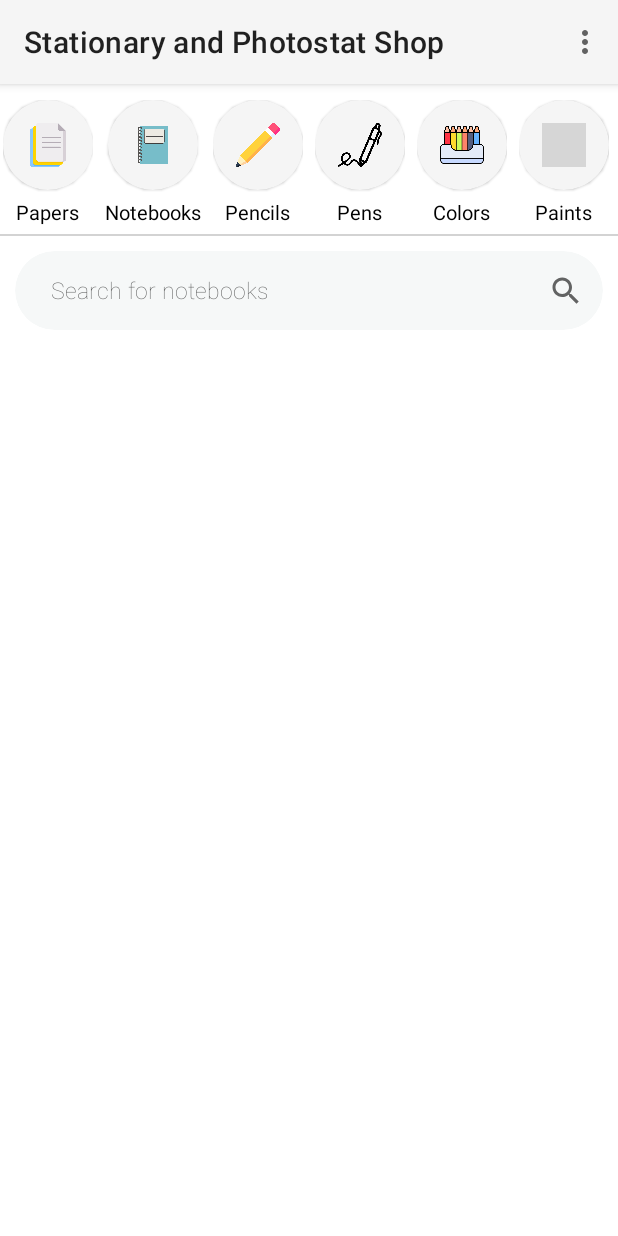
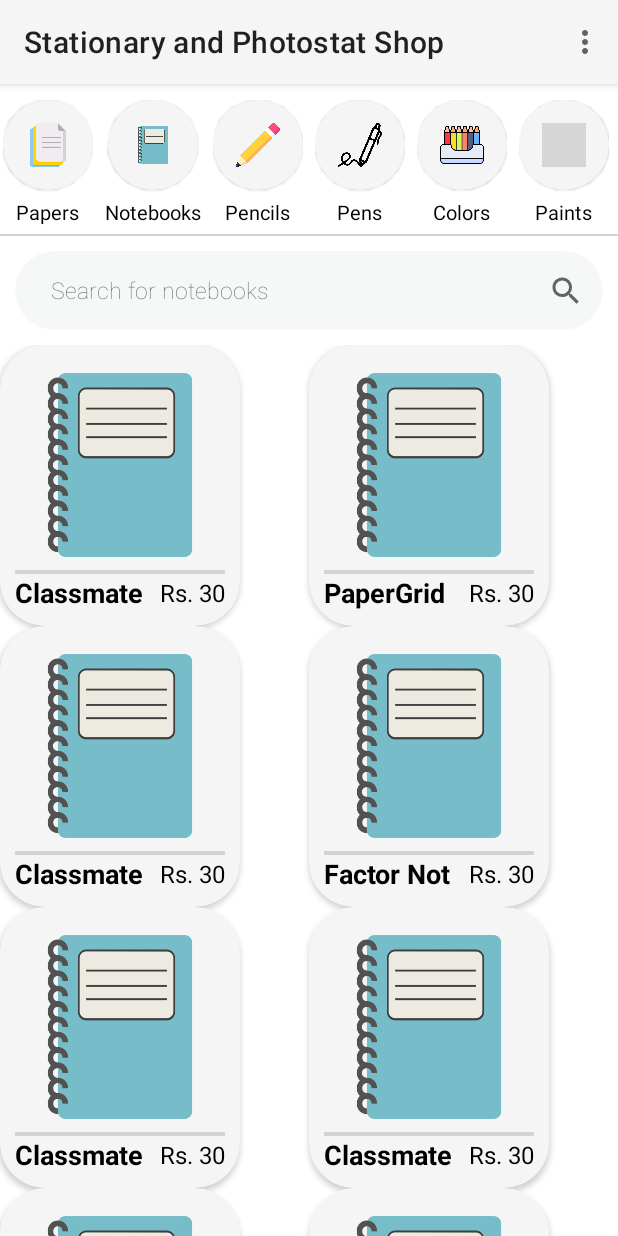
Before and after one commit to iamvs-2002/LNMIIT_Shopping_Complex, an Android app: the StationaryShop screen opened directly, with no data from a screen before it, after a tap on "Notebooks", on a phone screen of 412 x 824 dp. Run offline under Robolectric (Android 15) with nearby library versions, the phone set to English and light mode, and no system bars; 1 other tap on this screen came first; grey boxes are pictures that could not be loaded.

Commit message:
Bugs improved

```diff
--- a/app/src/main/AndroidManifest.xml
+++ b/app/src/main/AndroidManifest.xml
@@ -1,6 +1,6 @@
 <?xml version="1.0" encoding="utf-8"?>
 <manifest xmlns:android="http://schemas.android.com/apk/res/android"
-    package="com.example.lnmiitshoppingcomplex">
+    package="com.example.lnmiitshoppingcomplex" >
 
     <application
         android:allowBackup="true"
@@ -8,7 +8,7 @@
         android:label="@string/app_name"
         android:roundIcon="@drawable/stationaryb"
         android:supportsRtl="true"
-        android:theme="@style/Theme.LNMIITShoppingComplex">
+        android:theme="@style/Theme.LNMIITShoppingComplex" >
         <activity
             android:name=".Shops.StationaryShop.Menu.ManageEmployees"
             android:exported="false" />
@@ -29,7 +29,7 @@
             android:exported="false" />
         <activity
             android:name=".Startup.SplashActivity"
-            android:exported="true">
+            android:exported="true" >
             <intent-filter>
                 <action android:name="android.intent.action.MAIN" />
 
--- a/app/src/main/java/com/example/lnmiitshoppingcomplex/Shops/StationaryShop/Category/CategoryAdapter.java
+++ b/app/src/main/java/com/example/lnmiitshoppingcomplex/Shops/StationaryShop/Category/CategoryAdapter.java
@@ -15,35 +15,50 @@
 
 import java.util.List;
 
-public class CategoryAdapter extends RecyclerView.Adapter<CategoryAdapter.MyViewHolder> {
+public class CategoryAdapter extends RecyclerView.Adapter<CategoryAdapter.ViewHolder> {
+    private Context context;
     private List<CategoryModel> categoryList;
-    private Context context;
-    private ItemClickListener mItemClickListener;
-    class MyViewHolder extends RecyclerView.ViewHolder {
-        TextView name;
-        ImageView image;
-        MyViewHolder(View view) {
-            super(view);
-            name = view.findViewById(R.id.c_name);
-            image = view.findViewById(R.id.c_img);
-        }
+
+    // Click listener object created for recycler view item click
+    private CategoryAdapter.onRecyclerViewItemClickListener itemListener;
+
+    // Interface to perform action for click on item in recycler view
+    public interface onRecyclerViewItemClickListener {
+        void onItemClick(int position);
     }
+
+    public void setOnItemClickListener(CategoryAdapter.onRecyclerViewItemClickListener itemListener) {
+        this.itemListener=itemListener;
+    }
+
     public CategoryAdapter(Context context, List<CategoryModel> categoryList) {
         this.context = context;
         this.categoryList = categoryList;
     }
+
+    public static class ViewHolder extends RecyclerView.ViewHolder {
+        TextView name;
+        ImageView image;
+
+        public ViewHolder(@NonNull View itemView) {
+            super(itemView);
+            this.name = itemView.findViewById(R.id.c_name);
+            this.image = itemView.findViewById(R.id.c_img);
+        }
+    }
+
     @NonNull
     @Override
-    public MyViewHolder onCreateViewHolder(ViewGroup parent, int viewType) {
-        View itemView = LayoutInflater.from(parent.getContext()).inflate(R.layout.category_item, parent, false);
-        return new MyViewHolder(itemView);
+    public CategoryAdapter.ViewHolder onCreateViewHolder(@NonNull ViewGroup parent, int viewType) {
+        View view = LayoutInflater.from(parent.getContext()).inflate(R.layout.category_item,parent,false);
+
+        CategoryAdapter.ViewHolder viewHolder = new CategoryAdapter.ViewHolder(view);
+
+        return viewHolder;
     }
 
-    public void addItemClickListener(ItemClickListener listener) {
-        mItemClickListener = listener;
-    }
     @Override
-    public void onBindViewHolder(MyViewHolder holder, @SuppressLint("RecyclerView") int position) {
+    public void onBindViewHolder(CategoryAdapter.ViewHolder holder, @SuppressLint("RecyclerView") int position) {
         CategoryModel c = categoryList.get(position);
         holder.name.setText(c.getName());
         holder.image.setImageResource(c.getUrl());
@@ -51,18 +66,13 @@
         holder.itemView.setOnClickListener(new View.OnClickListener() {
             @Override
             public void onClick(View view) {
-                if (mItemClickListener != null) {
-                    mItemClickListener.onItemClick(position);
-                }
+                itemListener.onItemClick(position);
             }
         });
     }
+
     @Override
     public int getItemCount() {
         return categoryList.size();
     }
-
-    public interface ItemClickListener {
-        void onItemClick(int position);
-    }
 }
--- a/app/src/main/java/com/example/lnmiitshoppingcomplex/Shops/StationaryShop/Item/ItemAdapter.java
+++ b/app/src/main/java/com/example/lnmiitshoppingcomplex/Shops/StationaryShop/Item/ItemAdapter.java
@@ -2,19 +2,16 @@
 
 import android.annotation.SuppressLint;
 import android.content.Context;
-import android.media.Image;
 import android.util.Log;
 import android.view.LayoutInflater;
 import android.view.View;
 import android.view.ViewGroup;
-import android.widget.Button;
 import android.widget.ImageButton;
 import android.widget.ImageView;
 import android.widget.LinearLayout;
 import android.widget.TextView;
 
 import androidx.annotation.NonNull;
-import androidx.cardview.widget.CardView;
 import androidx.recyclerview.widget.RecyclerView;
 
 import com.example.lnmiitshoppingcomplex.R;
@@ -26,18 +23,6 @@
     boolean isShopkeeper;
     boolean isEmployee;
     private List<ItemModel> items;
-
-    // Click listener object created for recycler view item click
-    private onRecyclerViewItemClickListener itemListener;
-
-    // Interface to perform action for click on item in recycler view
-    public interface onRecyclerViewItemClickListener {
-        void onItemClick(int position);
-    }
-
-    public void setOnItemClickListener(onRecyclerViewItemClickListener itemListener) {
-        this.itemListener=itemListener;
-    }
 
     /*
      * Provide a reference to the type of views that you are using
@@ -52,9 +37,7 @@
         ImageButton decreaseQuantity, increaseQuantity;
 
         public ViewHolder(@NonNull View itemView) {
-
             super(itemView);
-            Log.d("Mytag","Hello1");
             this.itemName=(TextView) itemView.findViewById(R.id.citem_name);
             this.itemPrice=(TextView) itemView.findViewById(R.id.citem_price);
             this.itemQuantity=(TextView) itemView.findViewById(R.id.citem_quantity);
@@ -66,26 +49,28 @@
     }
 
     public ItemAdapter(Context context, List<ItemModel> items, boolean isShopkeeper, boolean isEmployee) {
-        Log.d("Mytag","Hello4");
         this.context=context;
         this.items=items;
         this.isShopkeeper=isShopkeeper;
         this.isEmployee=isEmployee;
     }
 
+    public void setItems(List<ItemModel> items) {
+        this.items = items;
+    }
+
     @NonNull
     @Override
-    public ViewHolder onCreateViewHolder(@NonNull ViewGroup parent, int viewType) {
-        Log.d("Mytag","Hello5");
+    public ItemAdapter.ViewHolder onCreateViewHolder(@NonNull ViewGroup parent, int viewType) {
         View view = LayoutInflater.from(parent.getContext()).inflate(R.layout.shop_item,parent,false);
 
-        ViewHolder viewHolder = new ViewHolder(view);
+        ItemAdapter.ViewHolder viewHolder = new ItemAdapter.ViewHolder(view);
 
         return viewHolder;
     }
 
     @Override
-    public void onBindViewHolder(@NonNull ViewHolder holder, @SuppressLint("RecyclerView") int position) {
+    public void onBindViewHolder(@NonNull ItemAdapter.ViewHolder holder, @SuppressLint("RecyclerView") int position) {
         TextView itemName=holder.itemName;
         TextView itemPrice=holder.itemPrice;
         TextView itemQuantity=holder.itemQuantity;
@@ -97,13 +82,11 @@
         ItemModel item = items.get(position);
 
         itemName.setText(item.getName());
-        itemPrice.setText(item.getPrice());
-        itemQuantity.setText(item.getQuantity());
+        itemPrice.setText(String.valueOf(item.getPrice()));
+        itemQuantity.setText(String.valueOf(item.getQuantity()));
         itemImage.setImageResource(R.drawable.notebooks);
         // change using Glide
-        itemQuantity.setText(item.getQuantity());
-
-        Log.d("Mytag","Hello2");
+        itemQuantity.setText(String.valueOf(item.getQuantity()));
 
         if(isShopkeeper)
             quantity.setVisibility(View.VISIBLE);
@@ -114,21 +97,14 @@
             @Override
             public void onClick(View view) {
                 item.setQuantity(item.getQuantity() - 1);
-                itemQuantity.setText(item.getQuantity());
+                itemQuantity.setText(String.valueOf(item.getQuantity()));
             }
         });
         increaseQuantity.setOnClickListener(new View.OnClickListener() {
             @Override
             public void onClick(View view) {
                 item.setQuantity(item.getQuantity() + 1);
-                itemQuantity.setText(item.getQuantity());
-            }
-        });
-
-        holder.itemView.setOnClickListener(new View.OnClickListener() {
-            @Override
-            public void onClick(View view) {
-                itemListener.onItemClick(position);
+                itemQuantity.setText(String.valueOf(item.getQuantity()));
             }
         });
     }
--- a/app/src/main/java/com/example/lnmiitshoppingcomplex/Shops/StationaryShop/StationaryShop.java
+++ b/app/src/main/java/com/example/lnmiitshoppingcomplex/Shops/StationaryShop/StationaryShop.java
@@ -3,17 +3,14 @@
 import androidx.appcompat.app.AppCompatActivity;
 import androidx.appcompat.view.menu.MenuBuilder;
 import androidx.appcompat.widget.Toolbar;
-import androidx.recyclerview.widget.DefaultItemAnimator;
 import androidx.recyclerview.widget.GridLayoutManager;
 import androidx.recyclerview.widget.LinearLayoutManager;
 import androidx.recyclerview.widget.RecyclerView;
 
 import android.annotation.SuppressLint;
-import android.app.Fragment;
-import android.app.FragmentManager;
-import android.app.FragmentTransaction;
 import android.content.Intent;
 import android.os.Bundle;
+import android.util.Log;
 import android.view.Menu;
 import android.view.MenuItem;
 import android.view.View;
@@ -23,7 +20,9 @@
 
 import com.example.lnmiitshoppingcomplex.R;
 import com.example.lnmiitshoppingcomplex.Shops.StationaryShop.Category.CategoryAdapter;
+import com.example.lnmiitshoppingcomplex.Shops.StationaryShop.Category.CategoryAdapter;
 import com.example.lnmiitshoppingcomplex.Shops.StationaryShop.Category.CategoryModel;
+import com.example.lnmiitshoppingcomplex.Shops.StationaryShop.Item.ItemAdapter;
 import com.example.lnmiitshoppingcomplex.Shops.StationaryShop.Item.ItemAdapter;
 import com.example.lnmiitshoppingcomplex.Shops.StationaryShop.Item.ItemModel;
 
@@ -31,7 +30,7 @@
 import java.util.Arrays;
 import java.util.List;
 
-public class StationaryShop extends AppCompatActivity implements CategoryAdapter.ItemClickListener {
+public class StationaryShop extends AppCompatActivity {
     private List<CategoryModel> categoryList = new ArrayList<>();
     private CategoryAdapter categoryAdapter;
     private List<ItemModel> itemList = new ArrayList<>();
@@ -42,7 +41,6 @@
     boolean isShopkeeper;
     boolean isEmployee;
 
-    @SuppressLint("WrongConstant")
     @Override
     protected void onCreate(Bundle savedInstanceState) {
         super.onCreate(savedInstanceState);
@@ -78,17 +76,26 @@
         mLayoutManager.setOrientation(LinearLayoutManager.HORIZONTAL);
         category_recyclerView.setLayoutManager(mLayoutManager);
         category_recyclerView.setAdapter(categoryAdapter);
-        categoryAdapter.addItemClickListener(this);
+        categoryAdapter.setOnItemClickListener(new CategoryAdapter.onRecyclerViewItemClickListener() {
+            @Override
+            public void onItemClick(int position) {
+                Toast.makeText(StationaryShop.this, "Hello"+position, Toast.LENGTH_SHORT).show();
+                showItems(position);
+            }
+        });
 
         // Items
         RecyclerView item_recyclerView = findViewById(R.id.item_recyclerView);
         itemAdapter = new ItemAdapter(this, itemList, isShopkeeper, isEmployee);
-        item_recyclerView.setLayoutManager(new LinearLayoutManager(this));
-        //item_recyclerView.setLayoutManager(new GridLayoutManager(this, 2, GridLayout.VERTICAL, false));
+        LinearLayoutManager pLayoutManager = new LinearLayoutManager(getApplicationContext());
+        pLayoutManager.setOrientation(LinearLayoutManager.VERTICAL);
+        //item_recyclerView.setLayoutManager(pLayoutManager);
+        item_recyclerView.setLayoutManager(new GridLayoutManager(this, 2));
         item_recyclerView.setAdapter(itemAdapter);
     }
-    @SuppressLint("NotifyDataSetChanged")
+
     private void prepareCategories() {
+        // To be fetched from database
         CategoryModel category1 = new CategoryModel("Papers",R.drawable.papers);
         CategoryModel category2 = new CategoryModel("Notebooks",R.drawable.notebooks);
         CategoryModel category3 = new CategoryModel("Pencils",R.drawable.pencils);
@@ -97,23 +104,10 @@
         CategoryModel category6 = new CategoryModel("Paints",R.drawable.colorsb);
 
         categoryList = Arrays.asList(category1,category2,category3,category4,category5,category6);
-        //categoryAdapter.notifyDataSetChanged();
-    }
-
-    // For category
-    @Override
-    public void onItemClick(int position) {
-        prepareItems(position);
     }
 
     @SuppressLint("NotifyDataSetChanged")
-    private void prepareItems(int position){
-       switch (position){
-           case 1:
-           {
-               Toast.makeText(StationaryShop.this, "position", Toast.LENGTH_SHORT).show();
-               // retrieve the list of items of the category = categoryList[position]
-               // and store it in itemList
+    private void showItems(int position) {
         ItemModel i1 = new ItemModel("Classmate",30,"url",23);
         ItemModel i2 = new ItemModel("PaperGrid",30,"url",12);
         ItemModel i3 = new ItemModel("Classmate",30,"url",11);
@@ -131,11 +125,9 @@
         ItemModel i15 = new ItemModel("Classmate",30,"url",23);
 
         itemList = Arrays.asList(i1,i2,i3,i4,i5,i6,i7,i8,i9,i10,i11,i12,i13,i14,i15);
+        itemAdapter.setItems(itemList);
         itemAdapter.notifyDataSetChanged();
     }
-       }
-    }
-
 
     public boolean onPrepareOptionsMenu(Menu menu)
     {
--- a/app/src/main/res/layout/activity_stationary_shop.xml
+++ b/app/src/main/res/layout/activity_stationary_shop.xml
@@ -132,6 +132,6 @@
         android:id="@+id/item_recyclerView"
         android:orientation="horizontal"
         android:layout_width="match_parent"
-        android:layout_height="0dp" />
+        android:layout_height="match_parent" />
 
 </LinearLayout>
```
Lines whose indentation alone changed are shown as unchanged.
